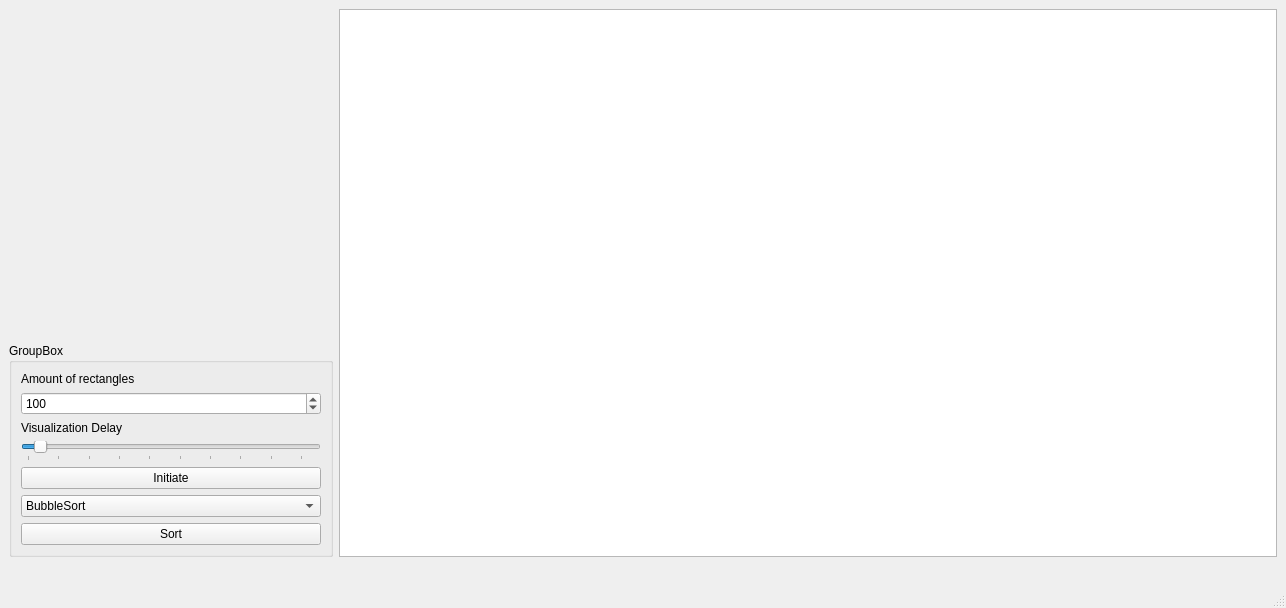
Qt form Sortings_Visualization/mainwindow.ui (yegorgru/OOP_Lab2_4_Semester) before a commit.
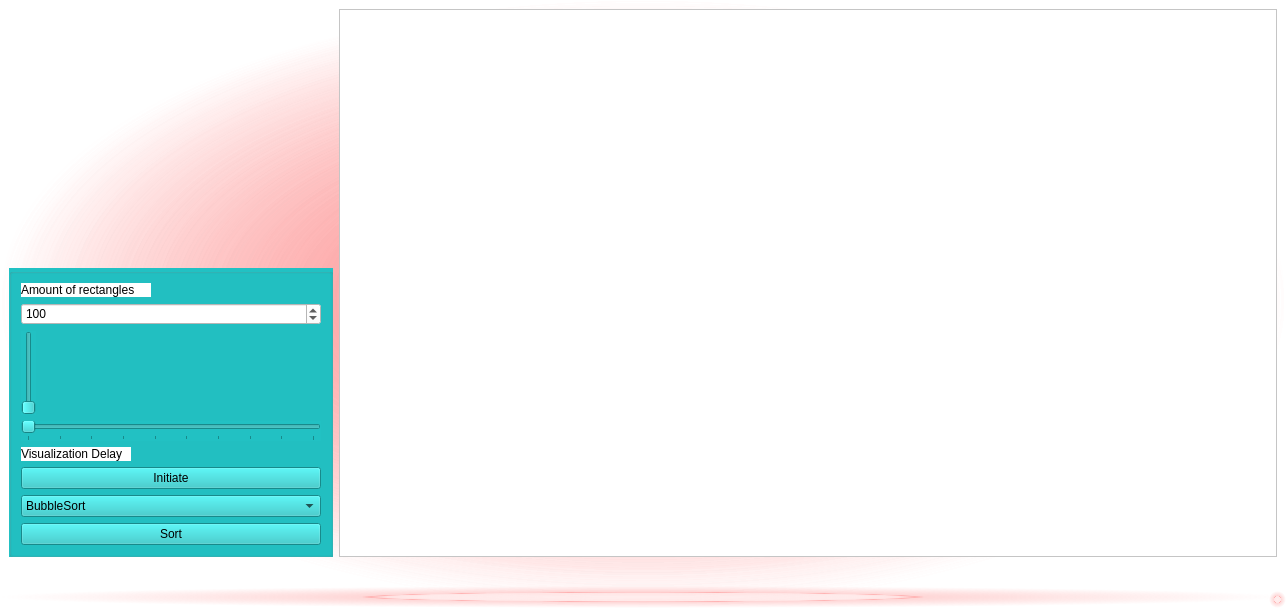
The same form after that commit.

Commit message: max value adjustments, experiments with layout 2

```diff
--- a/Sortings_Visualization/mainwindow.ui
+++ b/Sortings_Visualization/mainwindow.ui
@@ -13,10 +13,18 @@
   <property name="windowTitle">
    <string>MainWindow</string>
   </property>
+  <property name="autoFillBackground">
+   <bool>false</bool>
+  </property>
+  <property name="styleSheet">
+   <string notr="true">
+
+background: qradialgradient(spread:pad, cx:0.5, cy:0.5, radius:0.5, fx:0.5, fy:0.5, stop:0 rgba(255, 235, 235, 206), stop:0.35 rgba(255, 188, 188, 80), stop:0.4 rgba(255, 162, 162, 80), stop:0.425 rgba(255, 132, 132, 156), stop:0.44 rgba(252, 128, 128, 80), stop:1 rgba(255, 255, 255, 0))</string>
+  </property>
   <widget class="QWidget" name="centralwidget">
    <layout class="QGridLayout" name="gridLayout">
-    <item row="3" column="2">
-     <spacer name="horizontalSpacer_2">
+    <item row="4" column="2">
+     <spacer name="horizontalSpacer_3">
       <property name="orientation">
        <enum>Qt::Horizontal</enum>
       </property>
@@ -28,7 +36,7 @@
       </property>
      </spacer>
     </item>
-    <item row="2" column="0">
+    <item row="3" column="1">
      <widget class="QGroupBox" name="groupBox">
       <property name="minimumSize">
        <size>
@@ -42,12 +50,25 @@
         <height>16777215</height>
        </size>
       </property>
+      <property name="styleSheet">
+       <string notr="true">background: rgb(34,193,195);
+background: linear-gradient(0deg, rgba(34,193,195,1) 0%, rgba(149,45,253,0.38728995015975143) 100%);</string>
+      </property>
       <property name="title">
-       <string>GroupBox</string>
+       <string/>
       </property>
       <layout class="QVBoxLayout" name="verticalLayout">
        <item>
         <widget class="QLabel" name="label_3">
+         <property name="maximumSize">
+          <size>
+           <width>130</width>
+           <height>16777215</height>
+          </size>
+         </property>
+         <property name="styleSheet">
+          <string notr="true">background-color: rgb(255, 255, 255);</string>
+         </property>
          <property name="text">
           <string>Amount of rectangles</string>
          </property>
@@ -61,6 +82,9 @@
            <height>16777215</height>
           </size>
          </property>
+         <property name="styleSheet">
+          <string notr="true">background: rgb(255, 255, 255)</string>
+         </property>
          <property name="minimum">
           <number>1</number>
          </property>
@@ -73,15 +97,24 @@
         </widget>
        </item>
        <item>
-        <widget class="QLabel" name="label">
-         <property name="maximumSize">
-          <size>
-           <width>110</width>
-           <height>30</height>
-          </size>
+        <widget class="QSlider" name="verticalSlider">
+         <property name="layoutDirection">
+          <enum>Qt::LeftToRight</enum>
          </property>
-         <property name="text">
-          <string>Visualization Delay</string>
+         <property name="minimum">
+          <number>100</number>
+         </property>
+         <property name="maximum">
+          <number>1000</number>
+         </property>
+         <property name="singleStep">
+          <number>10</number>
+         </property>
+         <property name="orientation">
+          <enum>Qt::Vertical</enum>
+         </property>
+         <property name="tickInterval">
+          <number>10</number>
          </property>
         </widget>
        </item>
@@ -99,8 +132,12 @@
            <height>16777215</height>
           </size>
          </property>
+         <property name="styleSheet">
+          <string notr="true">
+</string>
+         </property>
          <property name="minimum">
-          <number>60</number>
+          <number>100</number>
          </property>
          <property name="maximum">
           <number>1000</number>
@@ -125,6 +162,22 @@
          </property>
         </widget>
        </item>
+       <item>
+        <widget class="QLabel" name="label">
+         <property name="maximumSize">
+          <size>
+           <width>110</width>
+           <height>30</height>
+          </size>
+         </property>
+         <property name="styleSheet">
+          <string notr="true">background-color: rgb(255, 255, 255);</string>
+         </property>
+         <property name="text">
+          <string>Visualization Delay</string>
+         </property>
+        </widget>
+       </item>
        <item>
         <widget class="QPushButton" name="InitiateButton">
          <property name="maximumSize">
@@ -190,8 +243,8 @@
       </layout>
      </widget>
     </item>
-    <item row="3" column="3">
-     <spacer name="horizontalSpacer">
+    <item row="4" column="3">
+     <spacer name="horizontalSpacer_2">
       <property name="orientation">
        <enum>Qt::Horizontal</enum>
       </property>
@@ -203,7 +256,7 @@
       </property>
      </spacer>
     </item>
-    <item row="1" column="0">
+    <item row="1" column="1">
      <spacer name="verticalSpacer">
       <property name="orientation">
        <enum>Qt::Vertical</enum>
@@ -216,8 +269,8 @@
       </property>
      </spacer>
     </item>
-    <item row="3" column="1">
-     <spacer name="horizontalSpacer_3">
+    <item row="4" column="4">
+     <spacer name="horizontalSpacer">
       <property name="orientation">
        <enum>Qt::Horizontal</enum>
       </property>
@@ -229,8 +282,12 @@
       </property>
      </spacer>
     </item>
-    <item row="0" column="1" rowspan="3" colspan="4">
-     <widget class="QGraphicsView" name="graphicsView"/>
+    <item row="0" column="2" rowspan="4" colspan="4">
+     <widget class="QGraphicsView" name="graphicsView">
+      <property name="styleSheet">
+       <string notr="true">background: rgb(255, 255, 255)</string>
+      </property>
+     </widget>
     </item>
    </layout>
   </widget>
```
The commit also changes 1 other file.
